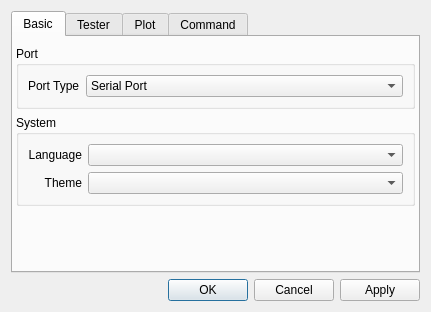
Old version of the form SerialTool/ui/optionsbox.ui in the repository skiars/SerialTool.
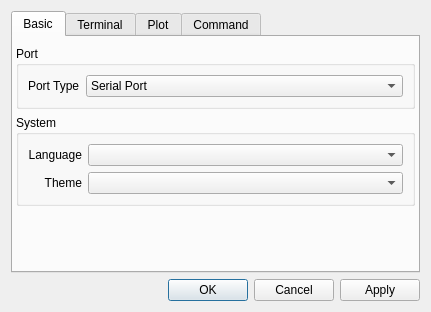
New version of the form.

Diff of the .ui file:
```diff
--- a/SerialTool/ui/optionsbox.ui
+++ b/SerialTool/ui/optionsbox.ui
@@ -135,7 +135,7 @@
      </widget>
      <widget class="QWidget" name="tab1">
       <attribute name="title">
-       <string>Tester</string>
+       <string>Terminal</string>
       </attribute>
       <layout class="QVBoxLayout" name="verticalLayout_2">
        <property name="leftMargin">
```
